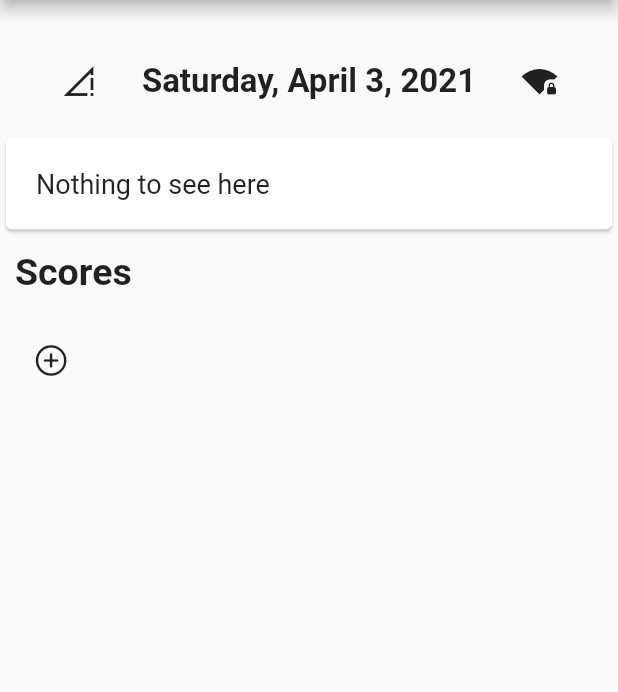
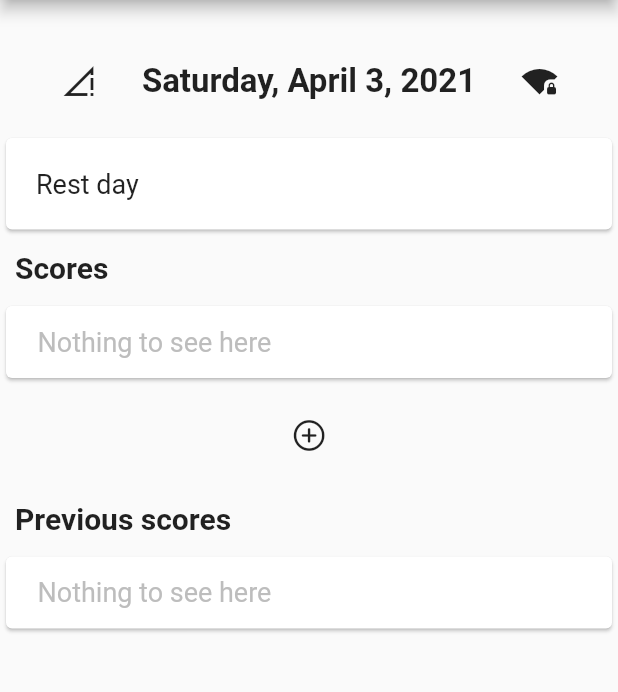
Before and after one commit to pgoel92/wodapp, a Flutter app: the screen it shows after launch, on a phone screen of 412 x 824 dp, the part 84-776 px from its top. Run offline on Flutter 3.47's test engine with Material 2 defaults, Android fonts, the phone set to English and light mode, and no system bars; our stand-ins replace permission_handler; missing offline and left inert: agora_rtc_engine; network calls fail.

Commit message:
Add default cards when no scores

```diff
--- a/lib/main.dart
+++ b/lib/main.dart
@@ -124,6 +124,7 @@ class _MyAppState extends State<MyApp> {
 
 Model model = Model();
 TextStyle globalTextStyle = TextStyle(fontSize: 18);
+TextStyle fallbackTextStyle = TextStyle(fontSize: 18, color: Colors.grey[400]);
 
 class WodStatefulWidget extends StatefulWidget {
   WodStatefulWidget({Key key}) : super(key: key);
@@ -158,7 +159,7 @@ class _WodStatefulWidgetState extends State<WodStatefulWidget> {
   Text generateDescription() {
     print(model.wod);
     var description = model.wod.workout.getDescription();
-    if (description != null) {
+    if (description.isNotEmpty) {
       return Text(description,
           style: globalTextStyle);
     } else {
@@ -377,12 +378,13 @@ class _ListScoresWidgetState extends State<ListScoresWidget> {
             mainAxisAlignment: MainAxisAlignment.spaceEvenly,
             crossAxisAlignment: CrossAxisAlignment.start,
             children : [
-              Container(padding : EdgeInsets.all(10),child : Text('Scores', style : TextStyle(fontWeight: FontWeight.bold, fontSize: 25))),
+              Container(padding : EdgeInsets.all(10),child : Text('Scores', style : TextStyle(fontWeight: FontWeight.bold, fontSize: 20))),
               scoreBuilder(fetch_scores(getDisplayDate())),
-              Padding(
+              Center(child :Padding(
                   padding: const EdgeInsets.all(10.0),
                   child : IconButton(icon: Icon(CupertinoIcons.plus_circle), onPressed: _pushSaved)
-              ),
+              )),
+              Container(padding : EdgeInsets.all(10),child : Text('Previous scores', style : TextStyle(fontWeight: FontWeight.bold, fontSize: 20))),
               scoreBuilder(fetch_customer_scores(getDisplayDate(), model.wod.workout.id))
             ]
 
@@ -393,8 +395,26 @@ class _ListScoresWidgetState extends State<ListScoresWidget> {
     return FutureBuilder<List<Score>>(
         future: future,
         builder: (context, snapshot) {
+          var tiles;
           if (snapshot.hasData) {
-            final tiles = snapshot.data.map(
+            if (snapshot.data.isEmpty) {
+              tiles = [ Card(child : ListTile(
+                dense: true,
+                title: Row(
+                    mainAxisAlignment: MainAxisAlignment.start,
+                    children : [
+                      Expanded(child : Container(
+                          width : 150,
+                          padding : EdgeInsets.symmetric(horizontal: 5),
+                          child : Text(
+                            'Nothing to see here',
+                            style: fallbackTextStyle,
+                          )))
+                    ]
+                ),
+              ))];
+            } else {
+              tiles = snapshot.data.map(
                     (Score score) {
                   return Card(child : ListTile(
                     dense: true,
@@ -427,6 +447,8 @@ class _ListScoresWidgetState extends State<ListScoresWidget> {
                     ));
                   },
                 );
+              }
+
               final divided = ListTile.divideTiles(
                 context: context,
                 tiles: tiles,
@@ -436,7 +458,21 @@ class _ListScoresWidgetState extends State<ListScoresWidget> {
               ]
               );
           } else if (snapshot.hasError) {
-            return Text("${snapshot.error}");
+            return Card(child : ListTile(
+              dense: true,
+              title: Row(
+                  mainAxisAlignment: MainAxisAlignment.start,
+                  children : [
+                    Expanded(child : Container(
+                        width : 150,
+                        padding : EdgeInsets.symmetric(horizontal: 5),
+                        child : Text(
+                          'Nothing to see here',
+                          style: globalTextStyle,
+                        ))),
+                  ]
+              ),
+            ));
           }
 
           // By default, s  how a loading spinner.
--- a/lib/src/pages/workout.dart
+++ b/lib/src/pages/workout.dart
@@ -115,7 +115,7 @@ class Workout {
   }
 
   String getDescription() {
-    return "Nothing to see here";
+    return '';
   }
 
   static String parseScore(Score score) {
@@ -228,7 +228,7 @@ class AMRAPWorkout extends Workout{
   }
 
   String getDescription() {
-    var description = 'AMRAP:\n';
+    var description = 'AMRAP :\n';
     for (var i = 0; i < this.round.length; i++) {
       var item = this.round[i];
       if (item['n_reps'] != null) {
```
Lines whose indentation alone changed are shown as unchanged.
